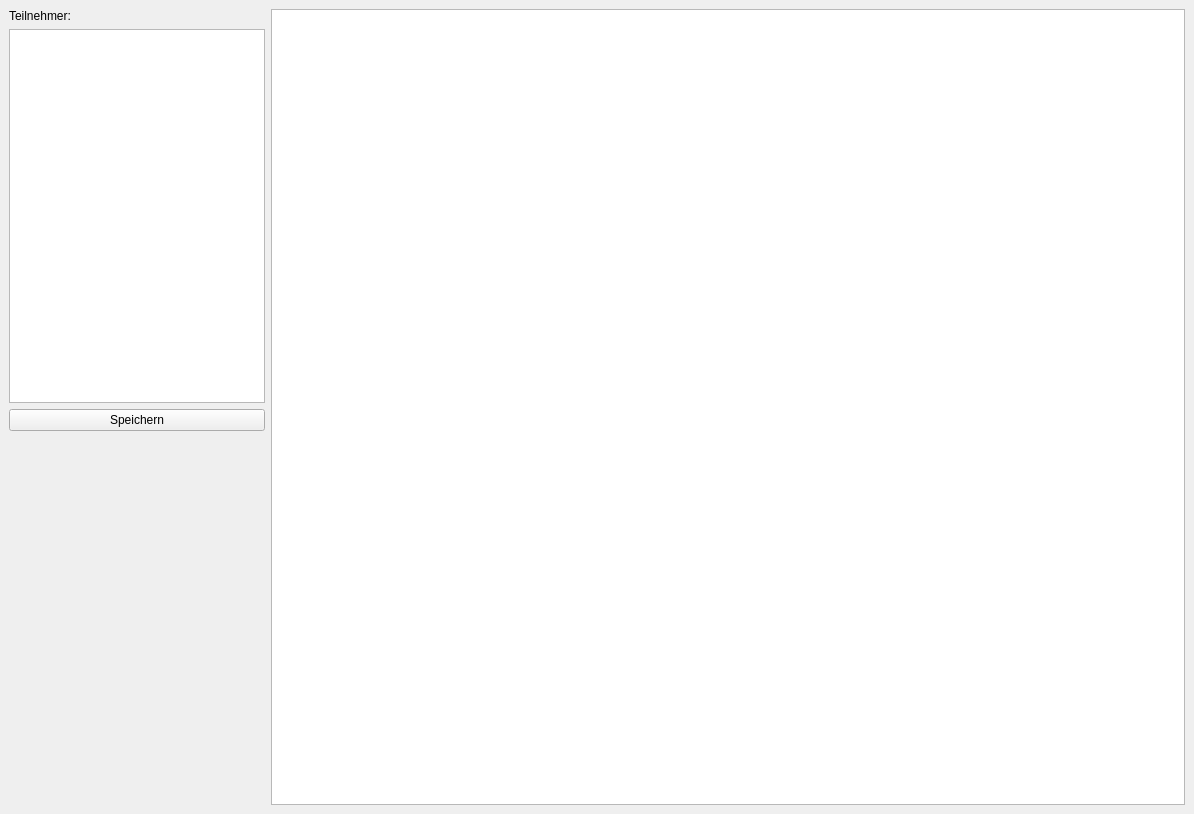
Before: the Qt Designer form drk_client/bewohnerprotokoll.ui in Robotregent/EBP, drawn with Qt 5.
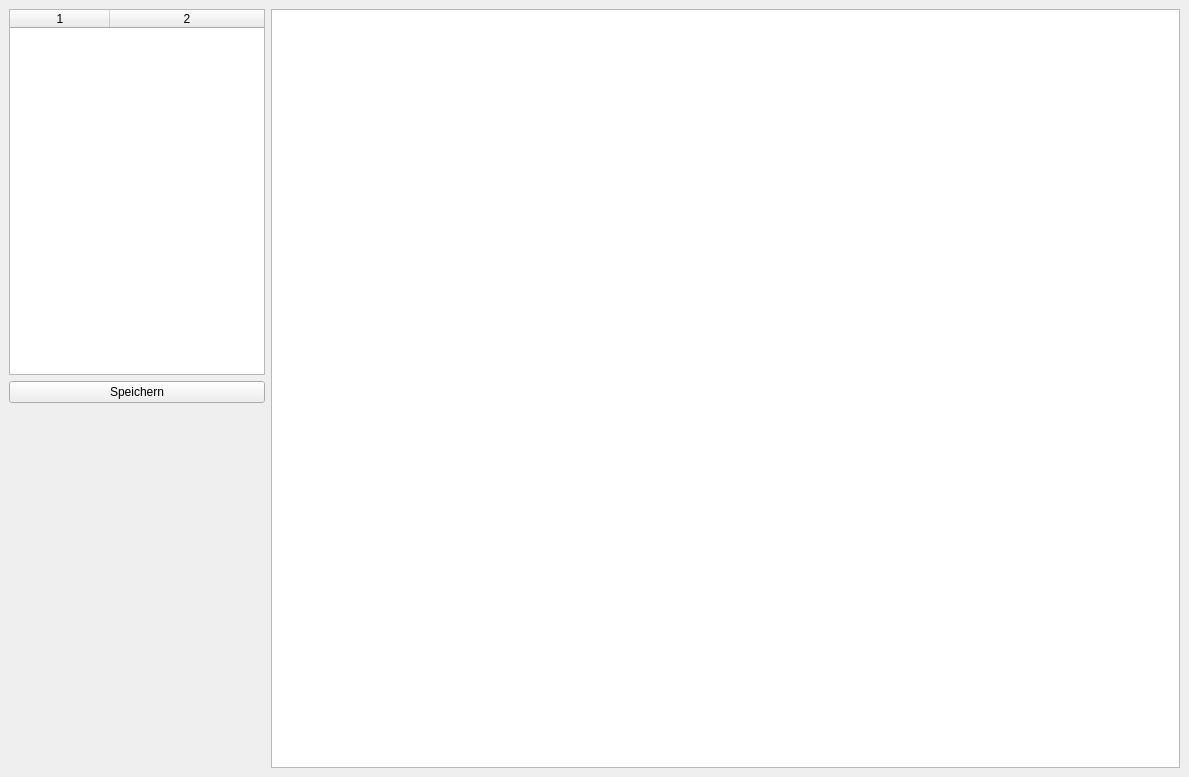
After: the same form once the commit is applied.

The edit to the form file:
```diff
--- a/drk_client/bewohnerprotokoll.ui
+++ b/drk_client/bewohnerprotokoll.ui
@@ -6,8 +6,8 @@
    <rect>
     <x>0</x>
     <y>0</y>
-    <width>1194</width>
-    <height>814</height>
+    <width>1189</width>
+    <height>777</height>
    </rect>
   </property>
   <property name="windowTitle">
@@ -24,26 +24,58 @@
     <rect>
      <x>0</x>
      <y>0</y>
-     <width>1194</width>
-     <height>814</height>
+     <width>1189</width>
+     <height>777</height>
     </rect>
    </property>
-   <layout class="QGridLayout" name="gridLayout" columnstretch="0,10">
+   <layout class="QGridLayout" name="gridLayout" columnstretch="0,1,0">
     <item row="0" column="0">
-     <layout class="QVBoxLayout" name="verticalLayout" stretch="0,0,0,0">
+     <layout class="QVBoxLayout" name="verticalLayout" stretch="0,0,0">
       <property name="sizeConstraint">
        <enum>QLayout::SetMinimumSize</enum>
       </property>
       <item>
-       <widget class="QLabel" name="label">
-        <property name="text">
-         <string>Teilnehmer:</string>
+       <widget class="QTableWidget" name="tableWidget">
+        <property name="dragEnabled">
+         <bool>true</bool>
         </property>
+        <property name="alternatingRowColors">
+         <bool>true</bool>
+        </property>
+        <property name="selectionBehavior">
+         <enum>QAbstractItemView::SelectRows</enum>
+        </property>
+        <property name="sortingEnabled">
+         <bool>true</bool>
+        </property>
+        <property name="rowCount">
+         <number>0</number>
+        </property>
+        <property name="columnCount">
+         <number>2</number>
+        </property>
+        <attribute name="horizontalHeaderCascadingSectionResizes">
+         <bool>false</bool>
+        </attribute>
+        <attribute name="horizontalHeaderHighlightSections">
+         <bool>true</bool>
+        </attribute>
+        <attribute name="horizontalHeaderStretchLastSection">
+         <bool>true</bool>
+        </attribute>
+        <attribute name="verticalHeaderVisible">
+         <bool>true</bool>
+        </attribute>
+        <attribute name="verticalHeaderHighlightSections">
+         <bool>false</bool>
+        </attribute>
+        <attribute name="verticalHeaderStretchLastSection">
+         <bool>false</bool>
+        </attribute>
+        <column/>
+        <column/>
        </widget>
       </item>
-      <item>
-       <widget class="QTableWidget" name="tableWidget"/>
-      </item>
       <item>
        <widget class="QPushButton" name="pushButton">
         <property name="text">
```
